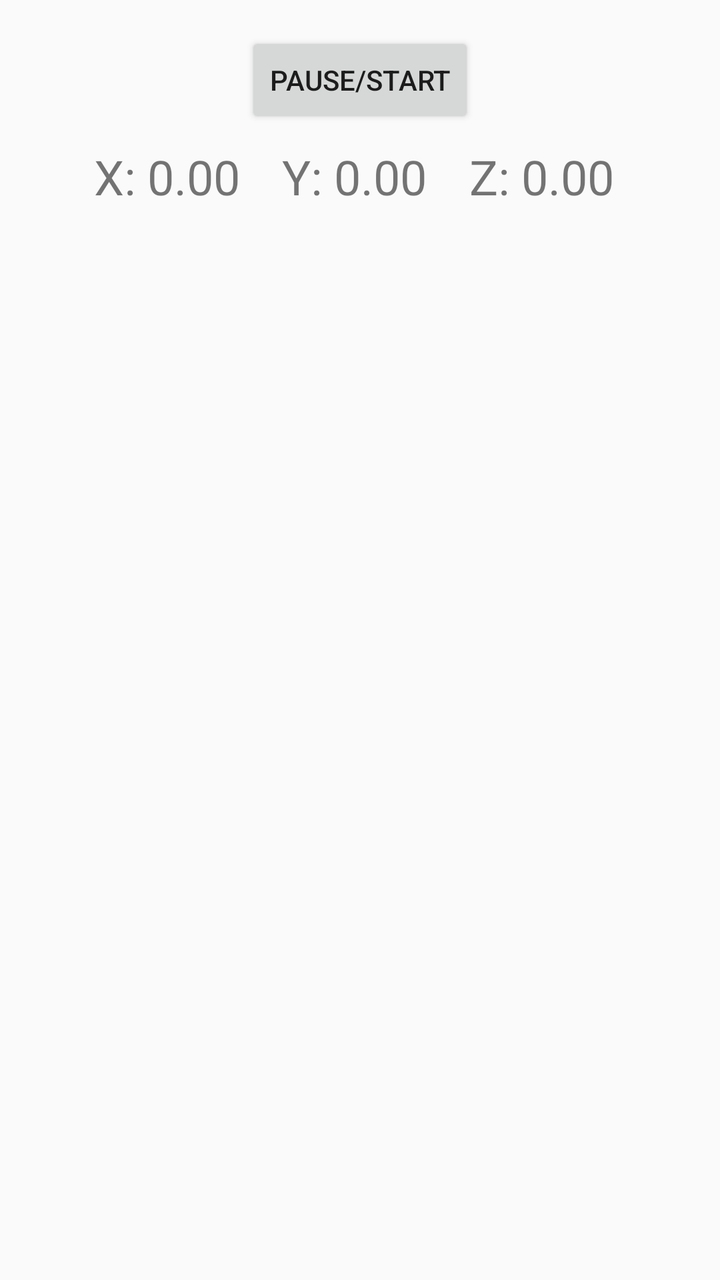
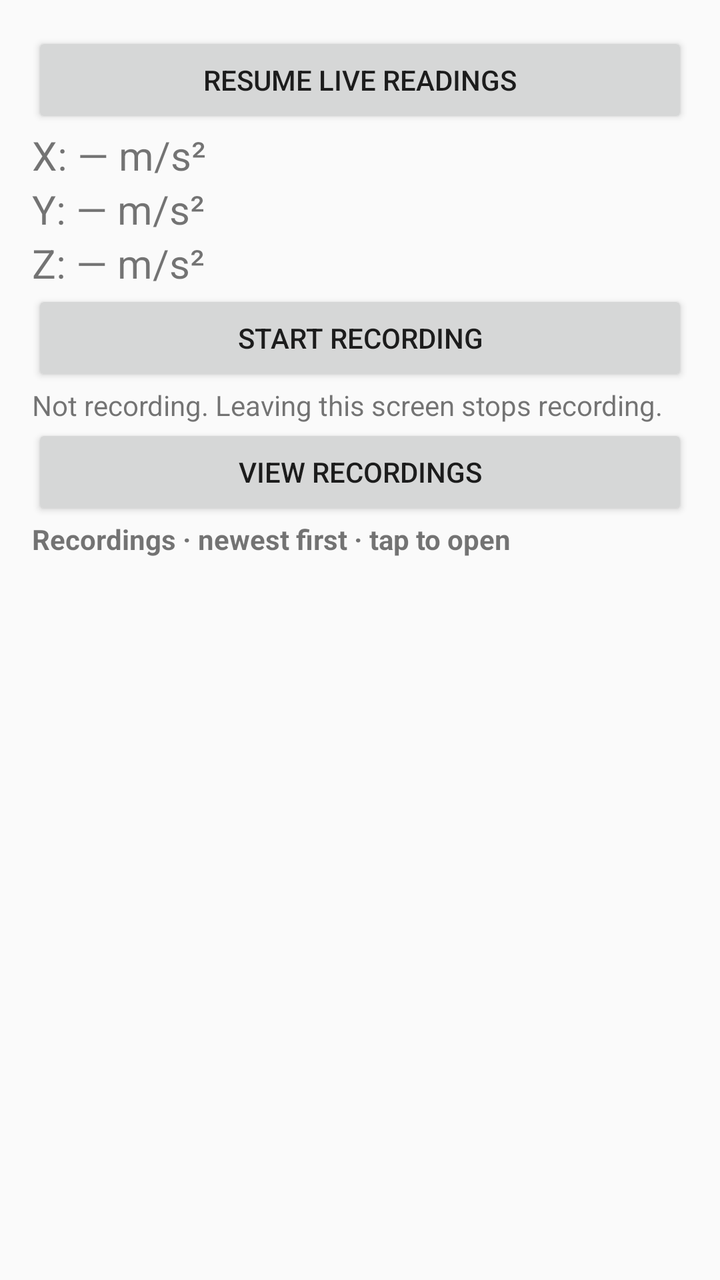

Compare the two renders of this Android layout. The source of the first and the diff that turns it into the second are given below.
<!-- AndroidManifest.xml: application theme Theme.ToolsAppKotlin -->
<!-- res/layout/activity_accelerometer.xml -->
<?xml version="1.0" encoding="utf-8"?>
<androidx.constraintlayout.widget.ConstraintLayout xmlns:android="http://schemas.android.com/apk/res/android"
    xmlns:app="http://schemas.android.com/apk/res-auto"
    xmlns:tools="http://schemas.android.com/tools"
    android:id="@+id/main"
    android:layout_width="match_parent"
    android:layout_height="match_parent"
    tools:context=".Accelerometer">

    <Button
        android:id="@+id/btnPauseResume"
        android:layout_width="wrap_content"
        android:layout_height="wrap_content"
        android:layout_marginTop="16dp"
        android:text="Pause/Start"
        app:layout_constraintEnd_toEndOf="parent"
        app:layout_constraintStart_toStartOf="parent"
        app:layout_constraintTop_toTopOf="parent" />

    <TextView
        android:id="@+id/yValue"
        android:layout_width="wrap_content"
        android:layout_height="wrap_content"
        android:layout_marginTop="8dp"
        android:text="Y: 0.00 "
        android:textSize="24sp"
        app:layout_constraintEnd_toEndOf="parent"
        app:layout_constraintStart_toStartOf="parent"
        app:layout_constraintTop_toBottomOf="@+id/btnPauseResume" />

    <TextView
        android:id="@+id/zValue"
        android:layout_width="wrap_content"
        android:layout_height="wrap_content"
        android:layout_marginEnd="32dp"
        android:text="Z: 0.00 "
        android:textSize="24sp"
        app:layout_constraintEnd_toEndOf="parent"
        app:layout_constraintStart_toEndOf="@+id/yValue"
        app:layout_constraintTop_toTopOf="@+id/yValue" />

    <TextView
        android:id="@+id/xValue"
        android:layout_width="wrap_content"
        android:layout_height="wrap_content"
        android:layout_marginStart="32dp"
        android:text="X: 0.00 "
        android:textSize="24sp"
        app:layout_constraintEnd_toStartOf="@+id/yValue"
        app:layout_constraintStart_toStartOf="parent"
        app:layout_constraintTop_toTopOf="@+id/yValue" />

</androidx.constraintlayout.widget.ConstraintLayout>
<!-- resources referenced by this layout -->
<resources>
  <style name="Theme.ToolsAppKotlin" parent="android:Theme.Material.Light.NoActionBar" />
</resources>

<!-- the commit's change to res/layout/activity_accelerometer.xml (unified diff, before → after) -->
@@ -1,53 +1,49 @@
 <?xml version="1.0" encoding="utf-8"?>
-<androidx.constraintlayout.widget.ConstraintLayout xmlns:android="http://schemas.android.com/apk/res/android"
-    xmlns:app="http://schemas.android.com/apk/res-auto"
-    xmlns:tools="http://schemas.android.com/tools"
+<LinearLayout xmlns:android="http://schemas.android.com/apk/res/android"
     android:id="@+id/main"
     android:layout_width="match_parent"
     android:layout_height="match_parent"
-    tools:context=".Accelerometer">
+    android:orientation="vertical"
+    android:padding="16dp">
 
-    <Button
-        android:id="@+id/btnPauseResume"
-        android:layout_width="wrap_content"
-        android:layout_height="wrap_content"
-        android:layout_marginTop="16dp"
-        android:text="Pause/Start"
-        app:layout_constraintEnd_toEndOf="parent"
-        app:layout_constraintStart_toStartOf="parent"
-        app:layout_constraintTop_toTopOf="parent" />
-
-    <TextView
-        android:id="@+id/yValue"
-        android:layout_width="wrap_content"
-        android:layout_height="wrap_content"
-        android:layout_marginTop="8dp"
-        android:text="Y: 0.00 "
-        android:textSize="24sp"
-        app:layout_constraintEnd_toEndOf="parent"
-        app:layout_constraintStart_toStartOf="parent"
-        app:layout_constraintTop_toBottomOf="@+id/btnPauseResume" />
-
-    <TextView
-        android:id="@+id/zValue"
-        android:layout_width="wrap_content"
-        android:layout_height="wrap_content"
-        android:layout_marginEnd="32dp"
-        android:text="Z: 0.00 "
-        android:textSize="24sp"
-        app:layout_constraintEnd_toEndOf="parent"
-        app:layout_constraintStart_toEndOf="@+id/yValue"
-        app:layout_constraintTop_toTopOf="@+id/yValue" />
-
-    <TextView
-        android:id="@+id/xValue"
-        android:layout_width="wrap_content"
-        android:layout_height="wrap_content"
-        android:layout_marginStart="32dp"
-        android:text="X: 0.00 "
-        android:textSize="24sp"
-        app:layout_constraintEnd_toStartOf="@+id/yValue"
-        app:layout_constraintStart_toStartOf="parent"
-        app:layout_constraintTop_toTopOf="@+id/yValue" />
-
-</androidx.constraintlayout.widget.ConstraintLayout>
+    <Button android:id="@+id/btnPauseResume"
+        android:layout_width="match_parent" android:layout_height="wrap_content"
+        android:text="@string/resume_readings" />
+    <TextView android:id="@+id/xValue"
+        android:layout_width="match_parent" android:layout_height="wrap_content"
+        android:text="@string/x_empty" android:textSize="20sp" />
+    <TextView android:id="@+id/yValue"
+        android:layout_width="match_parent" android:layout_height="wrap_content"
+        android:text="@string/y_empty" android:textSize="20sp" />
+    <TextView android:id="@+id/zValue"
+        android:layout_width="match_parent" android:layout_height="wrap_content"
+        android:text="@string/z_empty" android:textSize="20sp" />
+    <Button android:id="@+id/btnRecord"
+        android:layout_width="match_parent" android:layout_height="wrap_content"
+        android:text="@string/start_recording" />
+    <TextView android:id="@+id/recordingStatus"
+        android:layout_width="match_parent" android:layout_height="wrap_content"
+        android:accessibilityLiveRegion="polite" android:text="@string/recording_idle" />
+    <Button android:id="@+id/btnViewData"
+        android:layout_width="match_parent" android:layout_height="wrap_content"
+        android:text="@string/view_saved_readings" />
+    <Button android:id="@+id/btnBackRecordings"
+        android:layout_width="match_parent" android:layout_height="wrap_content"
+        android:text="@string/back_recordings" android:visibility="gone" />
+    <TextView android:id="@+id/historyHeading"
+        android:layout_width="match_parent" android:layout_height="wrap_content"
+        android:text="@string/recordings_heading" android:textStyle="bold" />
+    <ListView android:id="@+id/recordingsList"
+        android:layout_width="match_parent" android:layout_height="0dp"
+        android:layout_weight="1" />
+    <LinearLayout android:id="@+id/pageControls"
+        android:layout_width="match_parent" android:layout_height="wrap_content"
+        android:orientation="horizontal" android:visibility="gone">
+        <Button android:id="@+id/btnPrevious"
+            android:layout_width="0dp" android:layout_height="wrap_content"
+            android:layout_weight="1" android:text="@string/previous_page" />
+        <Button android:id="@+id/btnNext"
+            android:layout_width="0dp" android:layout_height="wrap_content"
+            android:layout_weight="1" android:text="@string/next_page" />
+    </LinearLayout>
+</LinearLayout>
<!-- resource entries referenced after the edit -->
@@ -1,5 +1,16 @@
 <!-- resources referenced by this layout -->
 <resources>
+  <string name="back_recordings">Back to recordings</string>
+  <string name="next_page">Next 100</string>
+  <string name="previous_page">Previous 100</string>
+  <string name="recording_idle">Not recording. Leaving this screen stops recording.</string>
+  <string name="recordings_heading">Recordings · newest first · tap to open</string>
+  <string name="resume_readings">Resume live readings</string>
+  <string name="start_recording">Start recording</string>
+  <string name="view_saved_readings">View recordings</string>
+  <string name="x_empty">X: — m/s²</string>
+  <string name="y_empty">Y: — m/s²</string>
+  <string name="z_empty">Z: — m/s²</string>
   <style name="Theme.ToolsAppKotlin" parent="android:Theme.Material.Light.NoActionBar" />
 </resources>
 
